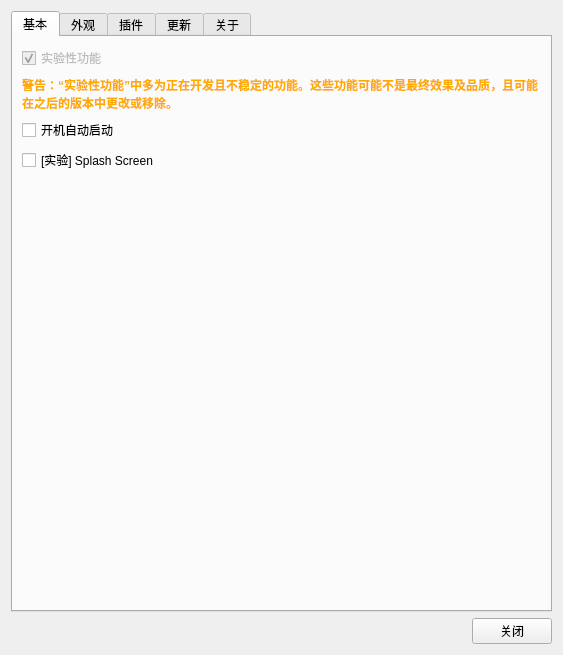
Old version of the form UISource/settings.ui in the repository HelloWRC/W-DesktopCountdown.
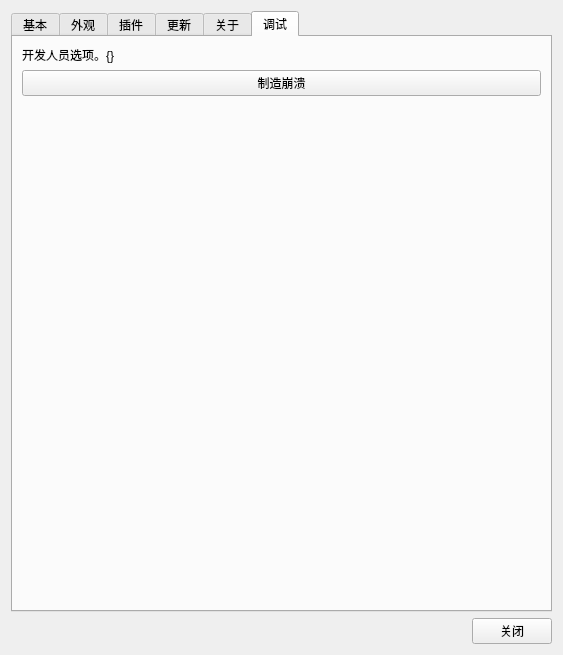
New version of the form. The open tabs and pages were chosen to show the change. Icons and pictures are not drawn.

Commit message: 崩溃报告功能

The edit to the form file:
```diff
--- a/UISource/settings.ui
+++ b/UISource/settings.ui
@@ -785,6 +785,27 @@
        </item>
       </layout>
      </widget>
+     <widget class="QWidget" name="tab_dev">
+      <attribute name="title">
+       <string>调试</string>
+      </attribute>
+      <layout class="QFormLayout" name="formLayout_4">
+       <item row="0" column="0">
+        <widget class="QLabel" name="label_9">
+         <property name="text">
+          <string>开发人员选项。{}</string>
+         </property>
+        </widget>
+       </item>
+       <item row="1" column="0" colspan="2">
+        <widget class="QPushButton" name="btn_crash">
+         <property name="text">
+          <string>制造崩溃</string>
+         </property>
+        </widget>
+       </item>
+      </layout>
+     </widget>
     </widget>
    </item>
    <item>
```
Left out of the diff: 2 changed lines with no effect on the pictures. The commit also changes 6 other files.
